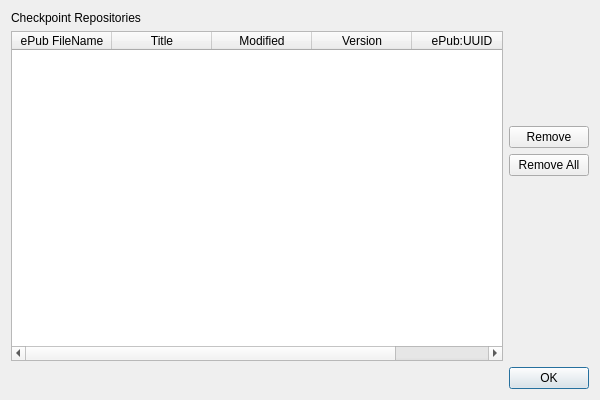
Old version of the form src/Form_Files/ManageRepos.ui in the repository Sigil-Ebook/Sigil.
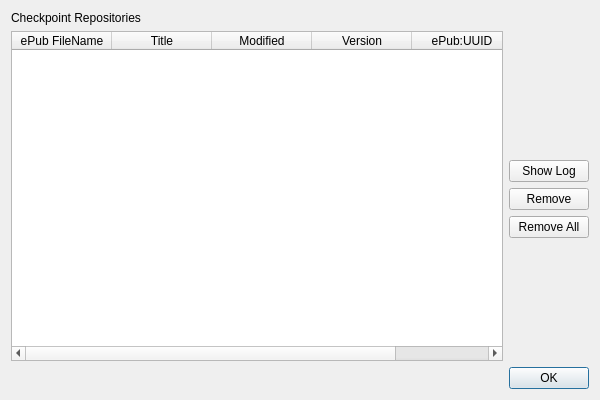
New version of the form.

Commit message: Create a Repo Log Dialog to show commit summaries for ManageRepos

Diff of the .ui file:
```diff
--- a/src/Form_Files/ManageRepos.ui
+++ b/src/Form_Files/ManageRepos.ui
@@ -107,6 +107,14 @@
      </item>
 
      <item row="2" column="1">
+      <widget class="QPushButton" name="logButton">
+       <property name="text">
+        <string>Show Log</string>
+       </property>
+      </widget>
+     </item>
+
+     <item row="3" column="1">
       <widget class="QPushButton" name="removeButton">
        <property name="text">
         <string>Remove</string>
@@ -114,7 +122,7 @@
       </widget>
      </item>
 
-     <item row="3" column="1">
+     <item row="4" column="1">
       <widget class="QPushButton" name="removeAllButton">
        <property name="text">
         <string>Remove All</string>
```
The commit also changes 8 other files.
